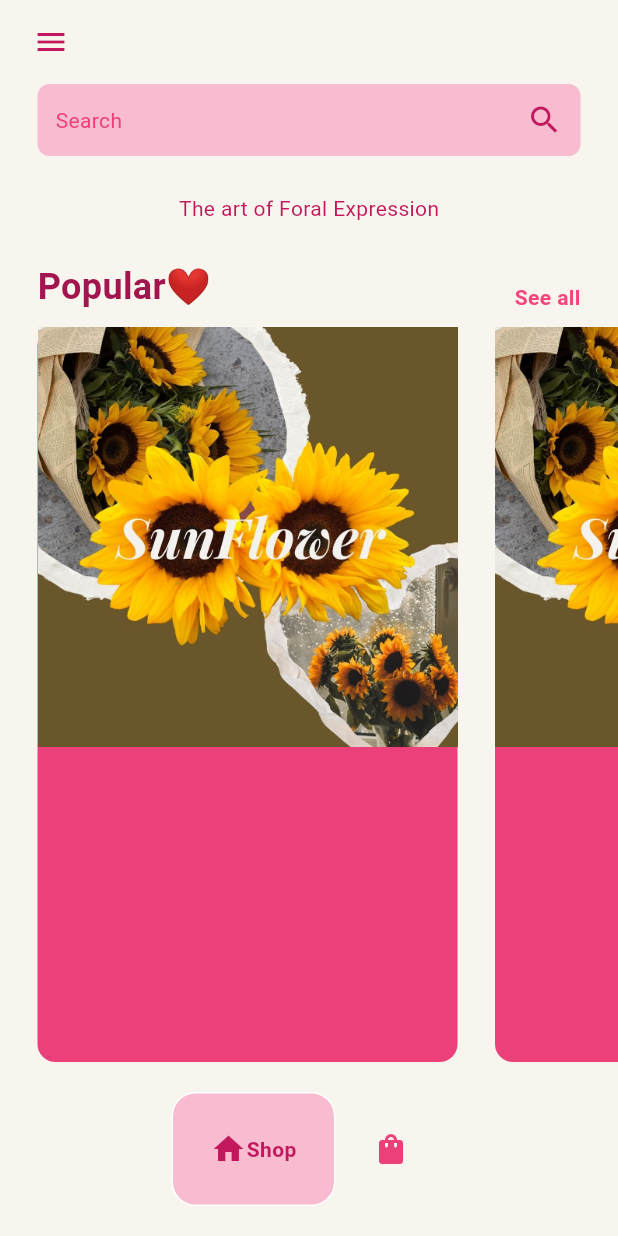
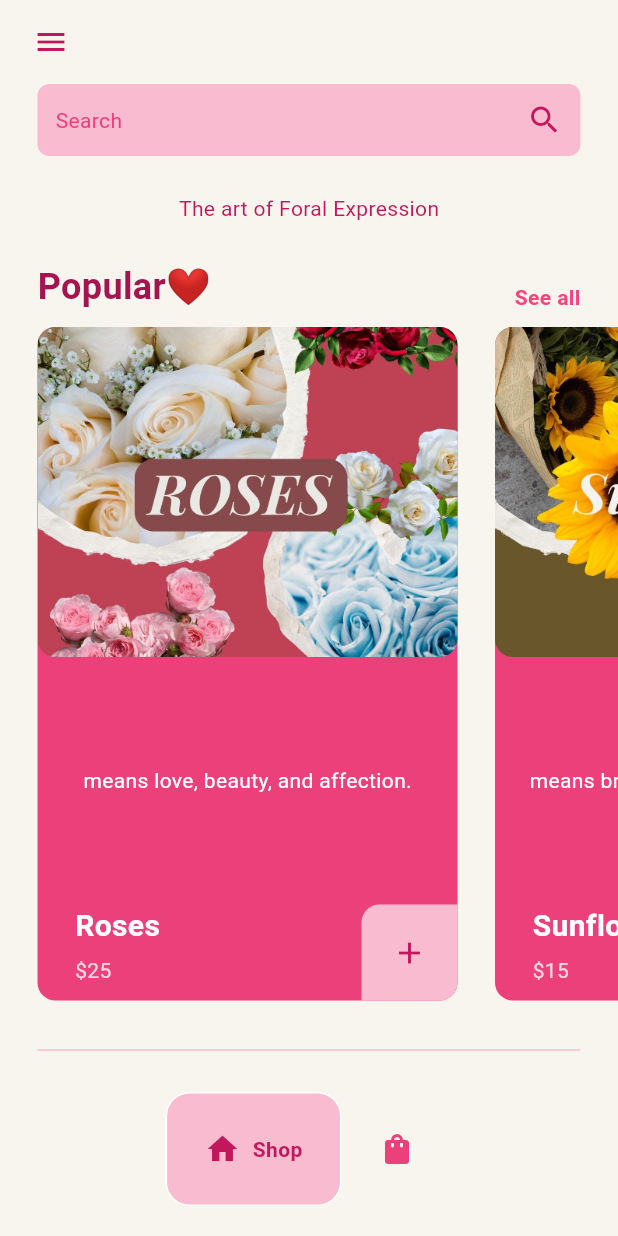
Before and after one commit to 6531503013/flowershop, a Flutter app: the screen it shows after launch, after a tap on "Shop Now", on a phone screen of 412 x 824 dp. Run offline on Flutter 3.47's test engine with Material 3 defaults, Android fonts, the phone set to English and light mode, and no system bars; drawn by our look-alikes of google_nav_bar.

Commit message:
6531503013

```diff
--- a/lib/components/bottom_nav_bar.dart
+++ b/lib/components/bottom_nav_bar.dart
@@ -16,6 +16,7 @@ class MyBottomNavBar extends StatelessWidget {
           tabBackgroundColor: Colors.pink.shade100,
           mainAxisAlignment: MainAxisAlignment.center,
           tabBorderRadius: 16,
+          gap: 8,
           onTabChange: (value) => onTabChange!(value),
           tabs: const [
             GButton(
--- a/lib/components/flower_title.dart
+++ b/lib/components/flower_title.dart
@@ -1,10 +1,13 @@
+import 'package:flutter/cupertino.dart';
 import 'package:flutter/material.dart';
+import 'package:flutter/widgets.dart';
 
 import '../models/flower.dart';
 
 class FlowerTitle extends StatelessWidget {
   Flower flower;
-  FlowerTitle({super.key, required this.flower});
+  void Function()? onTap;
+  FlowerTitle({super.key, required this.flower, required this.onTap});
 
   @override
   Widget build(BuildContext context) {
@@ -16,14 +19,77 @@ class FlowerTitle extends StatelessWidget {
         borderRadius: BorderRadius.circular(12),
       ),
       child: Column(
+        mainAxisAlignment: MainAxisAlignment.spaceBetween,
         children: [
           //flower pic
-          Image.asset(flower.imagePath),
+          ClipRRect(
+            borderRadius: BorderRadius.circular(12),
+            child: Image.asset(
+              flower.imagePath,
+              width: 450,
+              height: 220,
+              fit: BoxFit
+                  .cover, // ใช้ BoxFit.cover เพื่อให้รูปภาพครอบคลุมพื้นที่ทั้งขนาดที่กำหนด
+              alignment: Alignment.center, // ตั้งค่าการจัดวางให้รูปภาพอยู่กลาง
+            ),
+          ),
+
           //description
+          Text(
+            flower.description,
+            style: TextStyle(color: Colors.white),
+          ),
 
           //price+details
+          Padding(
+            padding: const EdgeInsets.only(left: 25.0),
+            child: Row(
+              mainAxisAlignment: MainAxisAlignment.spaceBetween,
+              crossAxisAlignment: CrossAxisAlignment.start,
+              children: [
+                Column(
+                  crossAxisAlignment: CrossAxisAlignment.start,
+                  children: [
+                    //flower name
+                    Text(
+                      flower.name,
+                      style: const TextStyle(
+                          fontWeight: FontWeight.bold,
+                          fontSize: 20,
+                          color: Colors.white),
+                    ),
+                    const SizedBox(height: 5),
 
-          //button to add to cart
+                    //price
+                    Text(
+                      '\$' + flower.price,
+                      style: const TextStyle(
+                        color: Color.fromARGB(255, 255, 214, 228),
+                      ),
+                    ),
+                  ],
+                ),
+
+                //+ button to add to cart
+                GestureDetector(
+                  onTap: onTap,
+                  child: Container(
+                    padding: const EdgeInsets.all(20),
+                    decoration: const BoxDecoration(
+                        color: Color.fromARGB(255, 248, 187, 208),
+                        borderRadius: BorderRadius.only(
+                          topLeft: Radius.circular(12),
+                          bottomRight: Radius.circular(12),
+                        )),
+                    child: const Icon(
+                      Icons.add,
+                      color: Color.fromARGB(255, 194, 24, 91),
+                    ),
+                  ),
+                ),
+              ],
+            ),
+          ),
         ],
       ),
     );
--- a/lib/main.dart
+++ b/lib/main.dart
@@ -1,4 +1,7 @@
+import 'package:flowershop/models/cart.dart';
 import 'package:flutter/material.dart';
+import 'package:provider/provider.dart';
+import 'models/cart.dart';
 
 import 'pages/Intro_page.dart';
 
@@ -11,7 +14,12 @@ class MyApp extends StatelessWidget {
 
   @override
   Widget build(BuildContext context) {
-    return const MaterialApp(
-        debugShowCheckedModeBanner: false, home: IntroPage());
+    return ChangeNotifierProvider(
+      create: (context) => Cart(),
+      builder: (context, child) => const MaterialApp(
+        debugShowCheckedModeBanner: false,
+        home: IntroPage(),
+      ),
+    );
   }
 }
--- /dev/null
+++ b/lib/models/cart.dart
@@ -0,0 +1,88 @@
+import 'package:flutter/material.dart';
+
+import 'flower.dart';
+
+class Cart extends ChangeNotifier {
+  //list of flower for sale
+  List<Flower> flowerFlower = [
+    Flower(
+      name: 'Roses',
+      price: '25',
+      description: 'means love, beauty, and affection.',
+      imagePath: 'lib/image/1.jpg',
+    ),
+    Flower(
+      name: 'Sunflower',
+      price: '15',
+      description: 'means brightness and cheerfulness.',
+      imagePath: 'lib/image/2.jpg',
+    ),
+    Flower(
+      name: 'Forget me not',
+      price: '15',
+      description: 'means true love, and memories.',
+      imagePath: 'lib/image/3.jpg',
+    ),
+    Flower(
+      name: 'Lily',
+      price: '20',
+      description: 'means purity, innocence and renewal.',
+      imagePath: 'lib/image/4.jpg',
+    ),
+    Flower(
+      name: 'Peony',
+      price: '23',
+      description: 'means honor,romance and beauty.',
+      imagePath: 'lib/image/5.jpg',
+    ),
+    Flower(
+      name: 'Tulip',
+      price: '16',
+      description: 'means perfect love,elegance and grace.',
+      imagePath: 'lib/image/6.jpg',
+    ),
+    Flower(
+      name: 'Dahlia',
+      price: '18',
+      description: 'means inner strength, and dignity.',
+      imagePath: 'lib/image/7.jpg',
+    ),
+    Flower(
+      name: 'Daisy',
+      price: '10',
+      description: 'means Innocence, purity and simplicity.',
+      imagePath: 'lib/image/8.jpg',
+    ),
+    Flower(
+      name: 'Hydrangea',
+      price: '20',
+      description: 'means understanding and Emotion.',
+      imagePath: 'lib/image/9.jpg',
+    ),
+  ];
+
+  //list of item in cus cart
+  List<Flower> userCart = [];
+
+  //get list of item for sale
+  List<Flower> getFlowerList() {
+    return flowerFlower;
+  }
+
+  //get cart
+  List<Flower> getUserCart() {
+    return userCart;
+  }
+
+  //add item to cart
+  void addItemToCart(Flower flower) {
+    userCart.add(flower);
+    notifyListeners();
+  }
+
+  //remov item from cart
+  void removeItemFromCart(Flower flower) {
+    userCart.remove(flower);
+    notifyListeners();
+  }
+}
--- a/lib/pages/shop_page.dart
+++ b/lib/pages/shop_page.dart
@@ -1,6 +1,7 @@
 import 'package:flutter/material.dart';
-
+import 'package:provider/provider.dart';
 import '../components/flower_title.dart';
+import '../models/cart.dart';
 import '../models/flower.dart';
 
 class ShopPage extends StatefulWidget {
@@ -11,21 +12,38 @@ class ShopPage extends StatefulWidget {
 }
 
 class _ShopPageState extends State<ShopPage> {
+  //add flower to cart
+  void addFlowerToCart(Flower flower) {
+    Provider.of<Cart>(context, listen: false).addItemToCart(flower);
+
+    //alert the customer ,flower successfully added
+    showDialog(
+      context: context,
+      builder: (context) => AlertDialog(
+        title: Text('Sucessfully added!🎉'),
+        content: Text('Check your cart.'),
+      ),
+    );
+  }
+
   @override
   Widget build(BuildContext context) {
-    return Column(
+    return Consumer<Cart>(
+        builder: (context, value, child) => Column(
               children: [
                 //Search bar
                 Container(
                   padding: const EdgeInsets.all(12),
                   margin: const EdgeInsets.symmetric(horizontal: 25),
                   decoration: BoxDecoration(
-              color: Colors.pink[100], borderRadius: BorderRadius.circular(8)),
+                      color: Colors.pink[100],
+                      borderRadius: BorderRadius.circular(8)),
                   child: Row(
                     mainAxisAlignment: MainAxisAlignment.spaceBetween,
                     children: const [
                       Text('Search',
-                  style: TextStyle(color: Color.fromARGB(255, 236, 64, 122))),
+                          style: TextStyle(
+                              color: Color.fromARGB(255, 236, 64, 122))),
                       Icon(
                         Icons.search,
                         color: Color.fromARGB(255, 194, 24, 91),
@@ -71,24 +89,32 @@ class _ShopPageState extends State<ShopPage> {
 
                 const SizedBox(height: 10),
 
+                //list of flower for sale
                 Expanded(
                   child: ListView.builder(
-            itemCount: 4,
+                    itemCount: 9,
                     scrollDirection: Axis.horizontal,
                     itemBuilder: (context, index) {
-              //create a flower
-              Flower flower = Flower(
-                  name: 'Sunflower',
-                  price: '150',
-                  description: 'symbolizes brightness and cheerfulness.',
-                  imagePath: 'lib/image/2.jpg');
+                      //get a flower the shop list
+                      Flower flower = value.getFlowerList()[index];
+
+                      //return the flower
                       return FlowerTitle(
                         flower: flower,
+                        onTap: () => addFlowerToCart(flower),
                       );
                     },
                   ),
                 ),
+
+                const Padding(
+                  padding:
+                      const EdgeInsets.only(top: 25.0, left: 25, right: 25),
+                  child: Divider(
+                    color: Color.fromARGB(255, 248, 187, 208),
+                  ),
+                )
               ],
-    );
+            ));
   }
 }
--- a/pubspec.yaml
+++ b/pubspec.yaml
@@ -36,6 +36,7 @@ dependencies:
   # Use with the CupertinoIcons class for iOS style icons.
   cupertino_icons: ^1.0.2
   google_nav_bar: ^5.0.6
+  provider:
 
 dev_dependencies:
   flutter_test:
```
Also changed, not shown: lib/components/cart_item.dart (added, +43 -0 lines), lib/pages/cart_page.dart (+36 -2 lines), pubspec.lock. Lines whose indentation alone changed are shown as unchanged.
